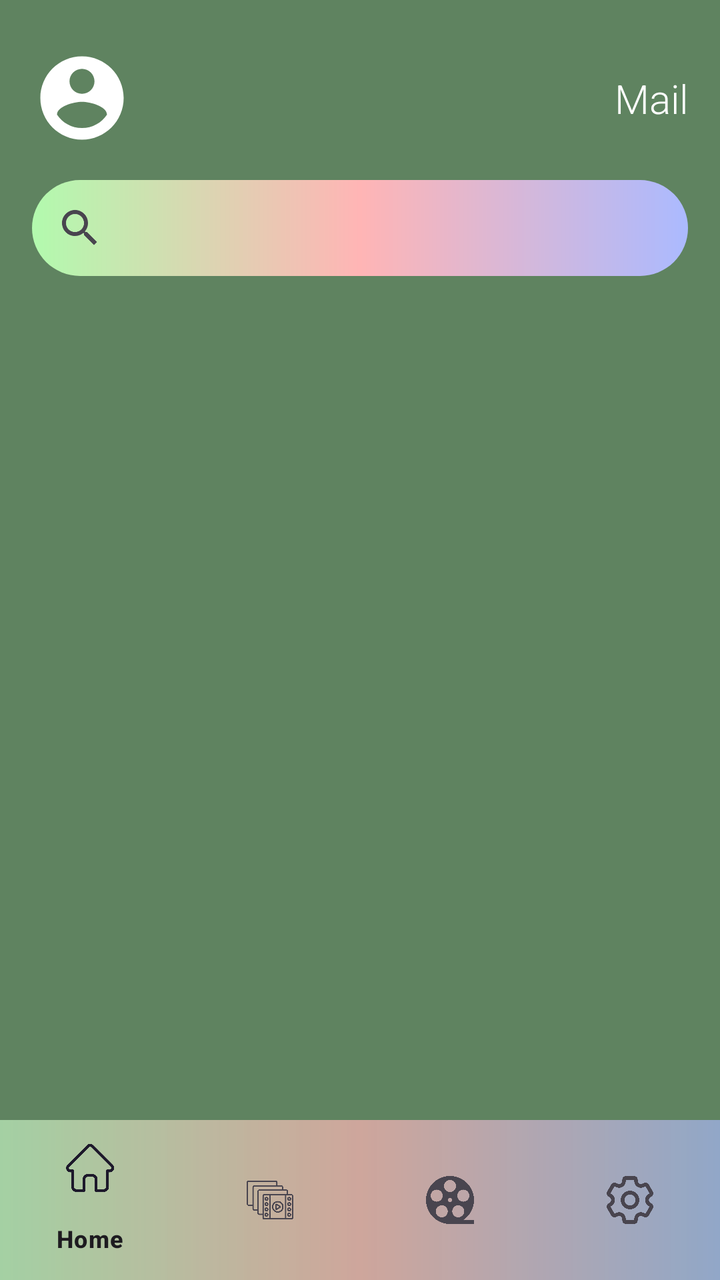
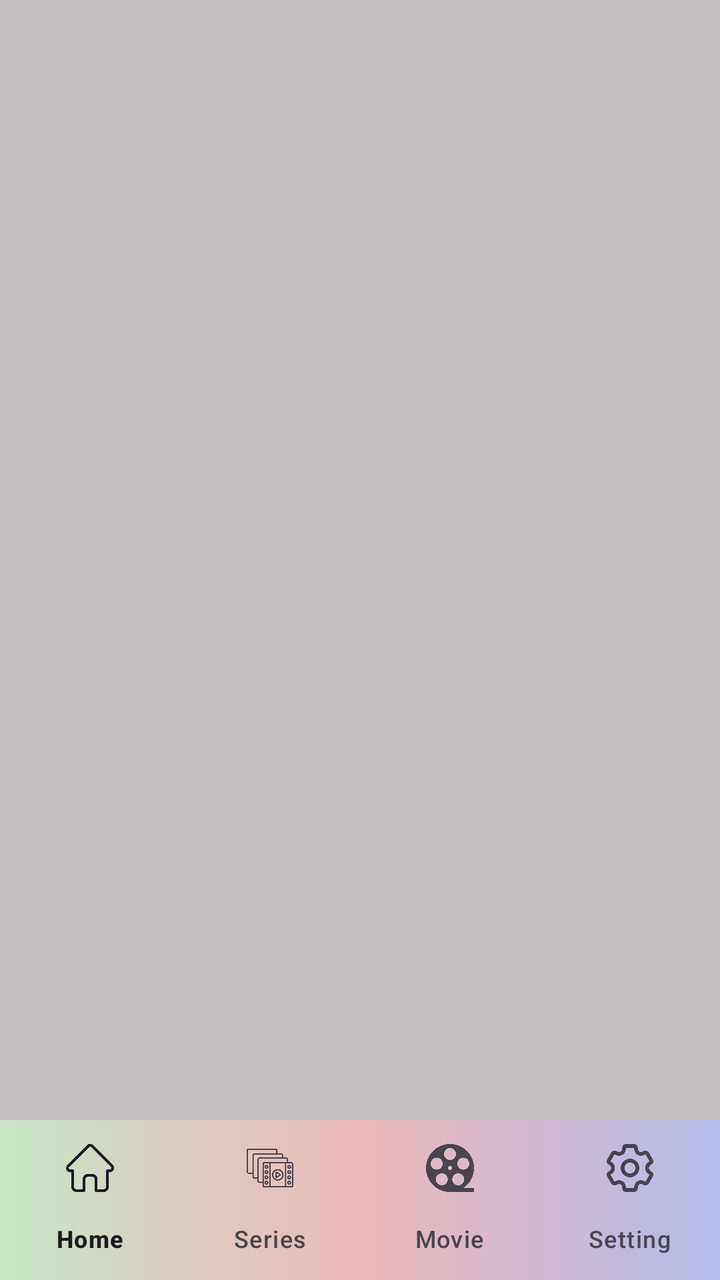

Two renders of the same Android screen: before a commit and after it. Below are the layout's source before the change and the commit's diff.
<!-- AndroidManifest.xml: application theme Theme.MyAPP -->
<!-- res/layout/activity_main.xml -->
<?xml version="1.0" encoding="utf-8"?>
<androidx.constraintlayout.widget.ConstraintLayout xmlns:android="http://schemas.android.com/apk/res/android"
    xmlns:app="http://schemas.android.com/apk/res-auto"
    xmlns:tools="http://schemas.android.com/tools"
    android:id="@+id/main"
    android:layout_width="match_parent"
    android:layout_height="match_parent"
    android:background="@color/green"
    tools:context=".MainActivity">


    <ImageView
        android:id="@+id/imageView2"
        android:layout_width="50dp"
        android:layout_height="50dp"
        android:layout_marginStart="16dp"
        android:layout_marginTop="24dp"
        app:layout_constraintStart_toStartOf="parent"
        app:layout_constraintTop_toTopOf="parent"
        app:srcCompat="@drawable/profile" />

    <TextView
        android:id="@+id/txMail"
        android:layout_width="wrap_content"
        android:layout_height="wrap_content"
        android:layout_marginEnd="16dp"
        android:text="Mail"
        android:textSize="20sp"
        android:fontFamily="sans-serif-light"
        android:textColor="@color/white"
        app:layout_constraintBottom_toBottomOf="@+id/imageView2"
        app:layout_constraintEnd_toEndOf="parent"
        app:layout_constraintTop_toTopOf="@+id/imageView2" />

    <SearchView
        android:id="@+id/searchView"
        android:layout_width="0dp"
        android:layout_height="wrap_content"
        android:layout_marginTop="16dp"
        android:background="@drawable/gradient1"
        app:layout_constraintEnd_toEndOf="@+id/txMail"
        app:layout_constraintStart_toStartOf="@+id/imageView2"
        app:layout_constraintTop_toBottomOf="@+id/imageView2" />

    <com.google.android.material.bottomnavigation.BottomNavigationView
        android:id="@+id/bottomNavigationView"
        android:layout_width="0dp"
        android:layout_height="wrap_content"
        android:background="@drawable/bottom_home"
        app:layout_constraintBottom_toBottomOf="parent"
        app:layout_constraintEnd_toEndOf="parent"
        app:layout_constraintHorizontal_bias="0.0"
        app:layout_constraintStart_toStartOf="parent"
        app:menu="@menu/bottom_navigation_menu" />

    <FrameLayout
        android:id="@+id/Flayout"
        android:layout_width="0dp"
        android:layout_height="0dp"
        app:layout_constraintBottom_toTopOf="@+id/bottomNavigationView"
        app:layout_constraintEnd_toEndOf="@+id/searchView"
        app:layout_constraintStart_toStartOf="@+id/searchView"
        app:layout_constraintTop_toBottomOf="@+id/searchView"
        app:layout_constraintVertical_bias="0.0">

    </FrameLayout>


</androidx.constraintlayout.widget.ConstraintLayout>
<!-- resources referenced by this layout -->
<resources>
  <color name="green">#5F8360</color>
  <color name="white">#FFFFFFFF</color>
  <!-- drawable bottom_home (drawable) -->
  <?xml version="1.0" encoding="utf-8"?>
  <shape xmlns:android="http://schemas.android.com/apk/res/android">
  <gradient
      android:startColor="#A3CAFBC8"
      android:centerColor="#B1FFB5B5"
      android:endColor="#A6ABBAFF" />
  </shape>
  <!-- drawable gradient1 (drawable) -->
  <?xml version="1.0" encoding="utf-8"?>
  <shape xmlns:android="http://schemas.android.com/apk/res/android">
  <gradient
      android:startColor="#B2FAAE"
      android:centerColor="#FFB5B5"
      android:endColor="#ABBAFF" />
  
  <corners
      android:radius="40dp" />
  </shape>
  <!-- drawable profile (drawable) -->
  <vector xmlns:android="http://schemas.android.com/apk/res/android" android:height="24dp" android:tint="#FFFFFF" android:viewportHeight="24" android:viewportWidth="24" android:width="24dp">
        
      <path android:fillColor="@android:color/white" android:pathData="M12,2C6.48,2 2,6.48 2,12s4.48,10 10,10 10,-4.48 10,-10S17.52,2 12,2zM12,5c1.66,0 3,1.34 3,3s-1.34,3 -3,3 -3,-1.34 -3,-3 1.34,-3 3,-3zM12,19.2c-2.5,0 -4.71,-1.28 -6,-3.22 0.03,-1.99 4,-3.08 6,-3.08 1.99,0 5.97,1.09 6,3.08 -1.29,1.94 -3.5,3.22 -6,3.22z"/>
      
  </vector>
  <style name="Theme.MyAPP" parent="Base.Theme.MyAPP" />
  <style name="Base.Theme.MyAPP" parent="Theme.Material3.DayNight.NoActionBar">
          
          
      </style>
</resources>

<!-- the commit's change to res/layout/activity_main.xml (unified diff, before → after) -->
@@ -5,51 +5,18 @@
     android:id="@+id/main"
     android:layout_width="match_parent"
     android:layout_height="match_parent"
-    android:background="@color/green"
+    android:background="#81898787"
     tools:context=".MainActivity">
 
-
-    <ImageView
-        android:id="@+id/imageView2"
-        android:layout_width="50dp"
-        android:layout_height="50dp"
-        android:layout_marginStart="16dp"
-        android:layout_marginTop="24dp"
-        app:layout_constraintStart_toStartOf="parent"
-        app:layout_constraintTop_toTopOf="parent"
-        app:srcCompat="@drawable/profile" />
-
-    <TextView
-        android:id="@+id/txMail"
-        android:layout_width="wrap_content"
-        android:layout_height="wrap_content"
-        android:layout_marginEnd="16dp"
-        android:text="Mail"
-        android:textSize="20sp"
-        android:fontFamily="sans-serif-light"
-        android:textColor="@color/white"
-        app:layout_constraintBottom_toBottomOf="@+id/imageView2"
-        app:layout_constraintEnd_toEndOf="parent"
-        app:layout_constraintTop_toTopOf="@+id/imageView2" />
-
-    <SearchView
-        android:id="@+id/searchView"
-        android:layout_width="0dp"
-        android:layout_height="wrap_content"
-        android:layout_marginTop="16dp"
-        android:background="@drawable/gradient1"
-        app:layout_constraintEnd_toEndOf="@+id/txMail"
-        app:layout_constraintStart_toStartOf="@+id/imageView2"
-        app:layout_constraintTop_toBottomOf="@+id/imageView2" />
 
     <com.google.android.material.bottomnavigation.BottomNavigationView
         android:id="@+id/bottomNavigationView"
         android:layout_width="0dp"
         android:layout_height="wrap_content"
         android:background="@drawable/bottom_home"
+        app:labelVisibilityMode="labeled"
         app:layout_constraintBottom_toBottomOf="parent"
         app:layout_constraintEnd_toEndOf="parent"
-        app:layout_constraintHorizontal_bias="0.0"
         app:layout_constraintStart_toStartOf="parent"
         app:menu="@menu/bottom_navigation_menu" />
 
@@ -58,10 +25,9 @@
         android:layout_width="0dp"
         android:layout_height="0dp"
         app:layout_constraintBottom_toTopOf="@+id/bottomNavigationView"
-        app:layout_constraintEnd_toEndOf="@+id/searchView"
-        app:layout_constraintStart_toStartOf="@+id/searchView"
-        app:layout_constraintTop_toBottomOf="@+id/searchView"
-        app:layout_constraintVertical_bias="0.0">
+        app:layout_constraintEnd_toEndOf="parent"
+        app:layout_constraintStart_toStartOf="parent"
+        app:layout_constraintTop_toTopOf="parent">
 
     </FrameLayout>
 
<!-- resource entries referenced after the edit -->
@@ -1,7 +1,5 @@
 <!-- resources referenced by this layout -->
 <resources>
-  <color name="green">#5F8360</color>
-  <color name="white">#FFFFFFFF</color>
   <!-- drawable bottom_home (drawable) -->
   <?xml version="1.0" encoding="utf-8"?>
   <shape xmlns:android="http://schemas.android.com/apk/res/android">
@@ -10,23 +8,6 @@
       android:centerColor="#B1FFB5B5"
       android:endColor="#A6ABBAFF" />
   </shape>
-  <!-- drawable gradient1 (drawable) -->
-  <?xml version="1.0" encoding="utf-8"?>
-  <shape xmlns:android="http://schemas.android.com/apk/res/android">
-  <gradient
-      android:startColor="#B2FAAE"
-      android:centerColor="#FFB5B5"
-      android:endColor="#ABBAFF" />
-  
-  <corners
-      android:radius="40dp" />
-  </shape>
-  <!-- drawable profile (drawable) -->
-  <vector xmlns:android="http://schemas.android.com/apk/res/android" android:height="24dp" android:tint="#FFFFFF" android:viewportHeight="24" android:viewportWidth="24" android:width="24dp">
-        
-      <path android:fillColor="@android:color/white" android:pathData="M12,2C6.48,2 2,6.48 2,12s4.48,10 10,10 10,-4.48 10,-10S17.52,2 12,2zM12,5c1.66,0 3,1.34 3,3s-1.34,3 -3,3 -3,-1.34 -3,-3 1.34,-3 3,-3zM12,19.2c-2.5,0 -4.71,-1.28 -6,-3.22 0.03,-1.99 4,-3.08 6,-3.08 1.99,0 5.97,1.09 6,3.08 -1.29,1.94 -3.5,3.22 -6,3.22z"/>
-      
-  </vector>
   <style name="Theme.MyAPP" parent="Base.Theme.MyAPP" />
   <style name="Base.Theme.MyAPP" parent="Theme.Material3.DayNight.NoActionBar">
           
